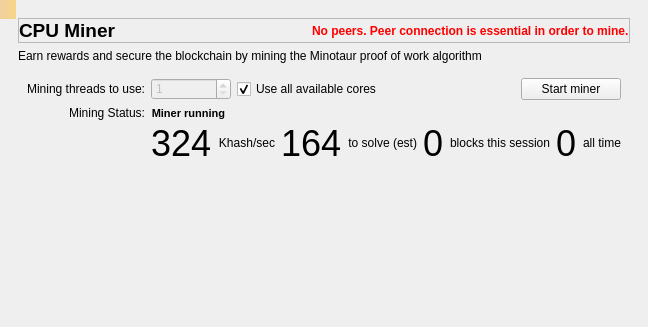
This is src/qt/forms/miningpage.ui in litecoincash-project/ring as Qt 5 draws it before an edit. The edited form follows.
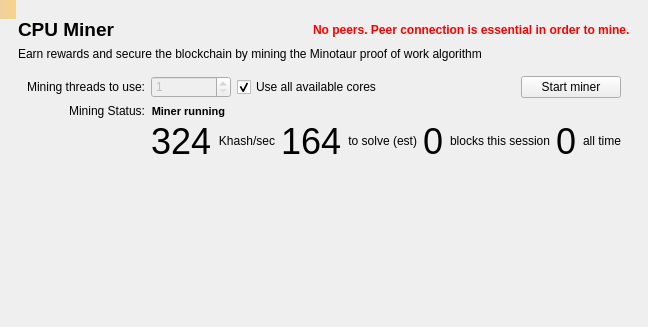
This is the edited form. Icons and pictures are not drawn.

```diff
--- a/src/qt/forms/miningpage.ui
+++ b/src/qt/forms/miningpage.ui
@@ -29,10 +29,10 @@
    <item>
     <widget class="QFrame" name="frame">
      <property name="frameShape">
-      <enum>QFrame::StyledPanel</enum>
+      <enum>QFrame::NoFrame</enum>
      </property>
      <property name="frameShadow">
-      <enum>QFrame::Raised</enum>
+      <enum>QFrame::Plain</enum>
      </property>
      <layout class="QHBoxLayout" name="horizontalLayout_2">
       <property name="leftMargin">
```
